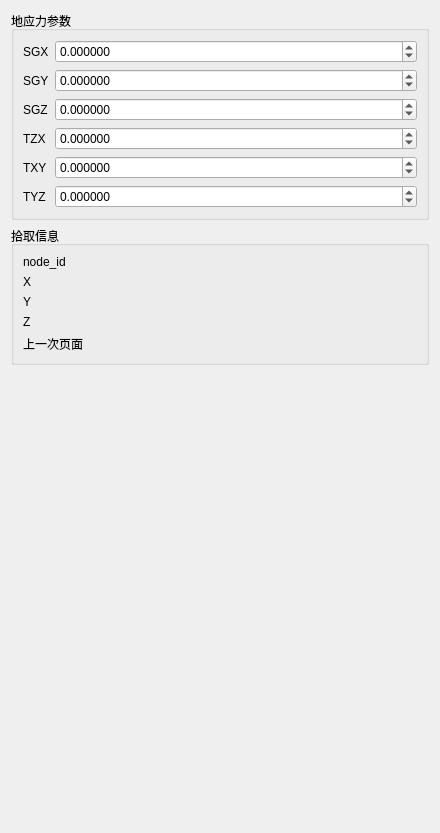
Old version of the form plugins/Base_PhysicalField/GeoStressPointPage.ui in the repository asd977/base_cae.
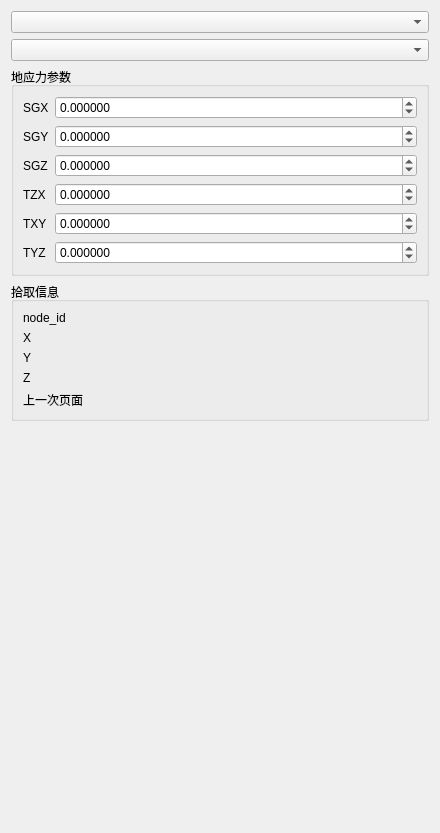
New version of the form.

Commit message: Add dim/group dropdown selectors across physical-field load pages

```diff
--- a/plugins/Base_PhysicalField/GeoStressPointPage.ui
+++ b/plugins/Base_PhysicalField/GeoStressPointPage.ui
@@ -14,6 +14,12 @@
    <string>GeoStressPointPage</string>
   </property>
   <layout class="QVBoxLayout" name="verticalLayout">
+   <item>
+    <widget class="QComboBox" name="comboBoxDim"/>
+   </item>
+   <item>
+    <widget class="QComboBox" name="comboBoxGroup"/>
+   </item>
    <item>
     <widget class="QGroupBox" name="groupBoxParams">
      <property name="title">
```
The commit also changes 26 other files.
